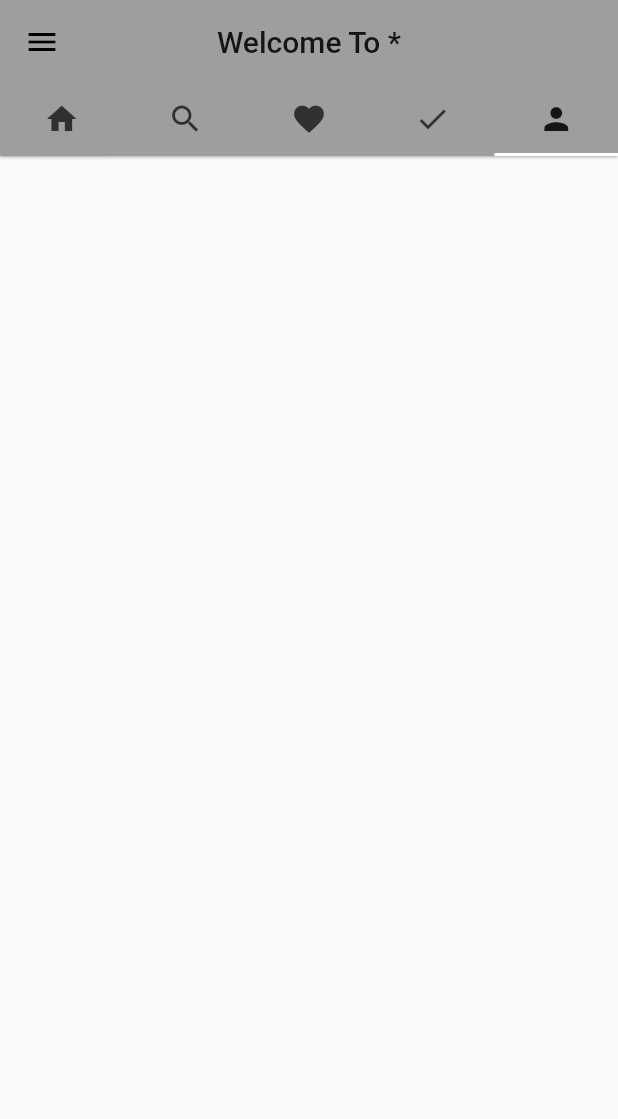
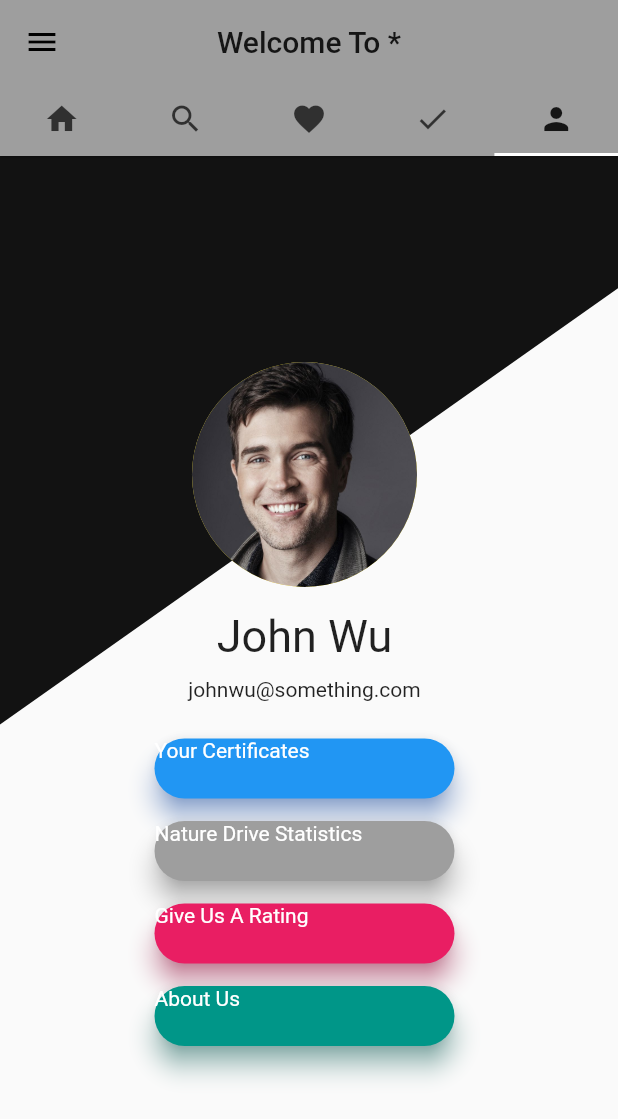
Before and after one commit to Dharmin8/social_app, a Flutter app: the screen it shows after launch, tab 5 chosen, on a phone screen of 412 x 824 dp. Shown: the top 1119 px of the screen. Run offline on Flutter 3.47's test engine with Material 2 defaults, Android fonts, the phone set to English and light mode, and no system bars.

Commit message:
Profile added

```diff
--- a/lib/model/home_model.dart
+++ b/lib/model/home_model.dart
@@ -6,7 +6,7 @@ class HomeModel {
   HomeModel({this.name, this.desc, this.avatarUrl});
 }
 
-List<HomeModel> homeData =[
+List<HomeModel> homeData = [
   new HomeModel(
     name: "Clean Up : Juhu Beach",
     desc: "Dec 11",
--- a/lib/view_favorite.dart
+++ b/lib/view_favorite.dart
@@ -1,10 +1,50 @@
 import 'package:flutter/material.dart';
+import 'package:social_app/model/home_model.dart';
 
-class Favorite extends StatelessWidget {
+class Favorite extends StatefulWidget {
+  @override
+  _FavoriteState createState() => _FavoriteState();
+}
+
+class _FavoriteState extends State<Favorite> {
   @override
   Widget build(BuildContext context) {
-    return new Scaffold(
+    return new ListView.builder(
+      itemCount: homeData.length,
+      itemBuilder: (context, i) => new Column(
+        children: <Widget>[
+          new Divider(
+            height: 20.0,
+          ),
 
+          new ListTile(
+            leading: new CircleAvatar(
+              foregroundColor: Theme.of(context).primaryColor,
+              backgroundColor: Colors.grey,
+              backgroundImage: new AssetImage(homeData[i].avatarUrl),
+            ),
+
+            title: new Row(
+              mainAxisAlignment: MainAxisAlignment.spaceBetween,
+              children: <Widget>[
+                new Text(
+                  homeData[i].name,
+                  textAlign: TextAlign.center,
+                  style: new TextStyle(fontSize: 20.0, color: Colors.black, fontWeight: FontWeight.bold),
+                )
+              ],
+            ),
+            subtitle: new Container(
+              padding: const EdgeInsets.only(top: 10.0),
+              child: new Text(
+                homeData[i].desc,
+                textAlign: TextAlign.left,
+                style: new TextStyle(color: Colors.grey, fontSize: 15.0),
+              ),
+            ),
+          ),
+        ],
+      ),
     );
   }
 }
--- a/lib/view_home.dart
+++ b/lib/view_home.dart
@@ -9,28 +9,30 @@ class Home extends StatefulWidget {
 class _HomeState extends State<Home> {
   @override
   Widget build(BuildContext context) {
-    return new ListView.builder(
+    return new Scaffold(
+      body: new ListView.builder(
         itemCount: homeData.length,
         itemBuilder: (context, i) => new Column(
           children: <Widget>[
             new Divider(
               height: 20.0,
             ),
-
             new ListTile(
               leading: new CircleAvatar(
                 foregroundColor: Theme.of(context).primaryColor,
                 backgroundColor: Colors.grey,
                 backgroundImage: new AssetImage(homeData[i].avatarUrl),
               ),
-
               title: new Row(
                 mainAxisAlignment: MainAxisAlignment.spaceBetween,
                 children: <Widget>[
                   new Text(
                     homeData[i].name,
                     textAlign: TextAlign.center,
-                  style: new TextStyle(fontSize: 20.0, color: Colors.black, fontWeight: FontWeight.bold),
+                    style: new TextStyle(
+                        fontSize: 20.0,
+                        color: Colors.black,
+                        fontWeight: FontWeight.bold),
                   )
                 ],
               ),
@@ -45,6 +47,7 @@ class _HomeState extends State<Home> {
             ),
           ],
         ),
+      ),
     );
   }
 }
--- a/lib/view_profile.dart
+++ b/lib/view_profile.dart
@@ -4,7 +4,135 @@ class Person extends StatelessWidget {
   @override
   Widget build(BuildContext context) {
     return new Scaffold(
-
-    );
+        body: new Stack(
+      children: <Widget>[
+        ClipPath(
+          child: new Container(
+            color: new Color(0xff121212),
+          ),
+          clipper: getClipper(),
+        ),
+        Positioned(
+            width: 350.0,
+            left: 28.0,
+            top: MediaQuery.of(context).size.height / 6,
+            child: Column(
+              children: <Widget>[
+                Container(
+                  width: 150.0,
+                  height: 150.0,
+                  decoration: BoxDecoration(
+                    color: Colors.yellow,
+                    image: DecorationImage(
+                      image: AssetImage('media/profile.jpg'),
+                      fit: BoxFit.cover,
+                    ),
+                    borderRadius: BorderRadius.all(Radius.circular(75.0)),
+                  ),
+                ),
+                SizedBox(height: 15.0),
+                Text(
+                  'John Wu',
+                  style: TextStyle(
+                    fontSize: 30.0,
+                  ),
+                ),
+                SizedBox(height: 10.0),
+                Text(
+                  'johnwu@something.com',
+                ),
+                SizedBox(height: 25.0),
+                Container(
+                  height: 40.0,
+                  width: 200.0,
+                  child: Material(
+                    borderRadius: BorderRadius.circular(20.0),
+                    shadowColor: Colors.blueAccent,
+                    color: Colors.blue,
+                    elevation: 7.0,
+                    child: GestureDetector(
+                      onTap: () {},
+                      child: Text(
+                        'Your Certificates',
+                        style: TextStyle(color: Colors.white),
+                      ),
+                    ),
+                  ),
+                ),
+                SizedBox(height: 15.0),
+                Container(
+                  height: 40.0,
+                  width: 200.0,
+                  child: Material(
+                    borderRadius: BorderRadius.circular(20.0),
+                    shadowColor: Colors.grey,
+                    color: Colors.grey,
+                    elevation: 7.0,
+                    child: GestureDetector(
+                      onTap: () {},
+                      child: Text(
+                        'Nature Drive Statistics',
+                        style: TextStyle(color: Colors.white),
+                      ),
+                    ),
+                  ),
+                ),
+                SizedBox(height: 15.0),
+                Container(
+                  height: 40.0,
+                  width: 200.0,
+                  child: Material(
+                    borderRadius: BorderRadius.circular(20.0),
+                    shadowColor: Colors.pink,
+                    color: Colors.pink,
+                    elevation: 7.0,
+                    child: GestureDetector(
+                      onTap: () {},
+                      child: Text(
+                        'Give Us A Rating',
+                        style: TextStyle(color: Colors.white),
+                      ),
+                    ),
+                  ),
+                ),
+                SizedBox(height: 15.0),
+                Container(
+                  height: 40.0,
+                  width: 200.0,
+                  child: Material(
+                    borderRadius: BorderRadius.circular(20.0),
+                    shadowColor: Colors.teal,
+                    color: Colors.teal,
+                    elevation: 7.0,
+                    child: GestureDetector(
+                      onTap: () {},
+                      child: Text(
+                        'About Us',
+                        style: TextStyle(color: Colors.white),
+                      ),
+                    ),
+                  ),
+                ),
+              ],
+            )),
+      ],
+    ));
   }
 }
+
+class getClipper extends CustomClipper<Path> {
+  @override
+  Path getClip(Size size) {
+    var path = new Path();
+
+    path.lineTo(0.0, size.height / 1.9);
+    path.lineTo(size.width + 125, 0.0);
+    path.close();
+    return path;
+  }
+
+  @override
+  bool shouldReclip(CustomClipper<Path> oldClipper) {
+    return true;
+  }
+}
--- a/pubspec.yaml
+++ b/pubspec.yaml
@@ -36,6 +36,7 @@ dev_dependencies:
 flutter:
   assets:
     - media/beach.jpg
+    - media/profile.jpg
 
   # The following line ensures that the Material Icons font is
   # included with your application, so that you can use the icons in
```
Also changed, not shown: lib/app_home.dart (+6 -10 lines), lib/main.dart (line endings or trailing spaces), media/profile.jpg (added). Lines whose indentation alone changed are shown as unchanged.
